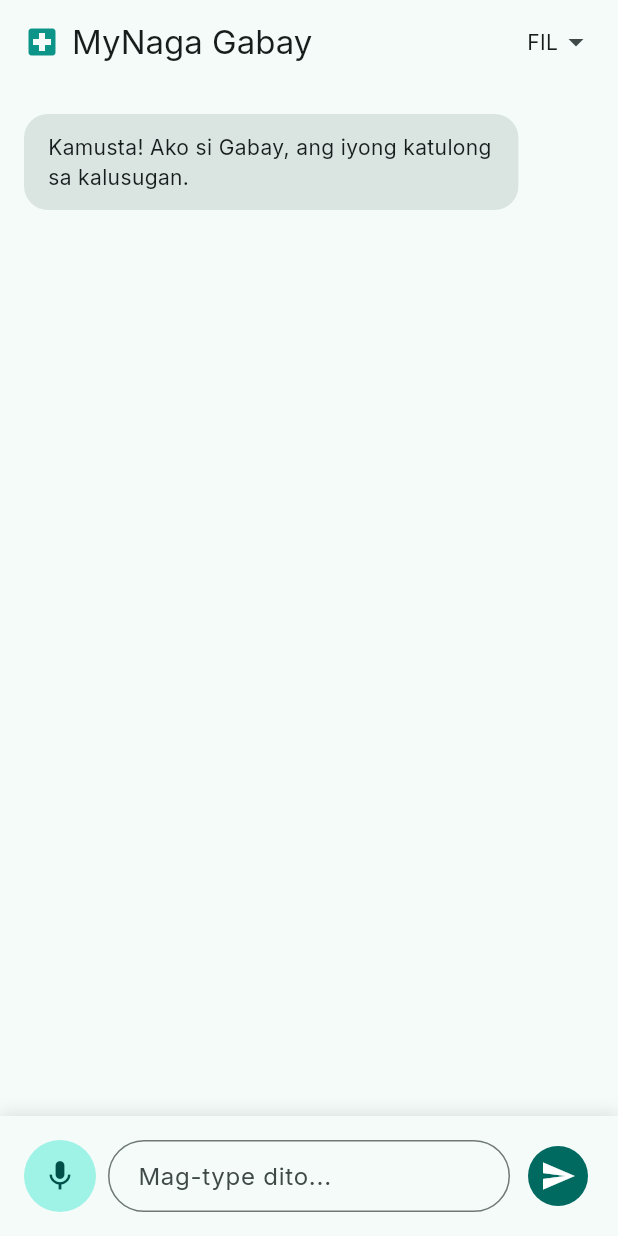
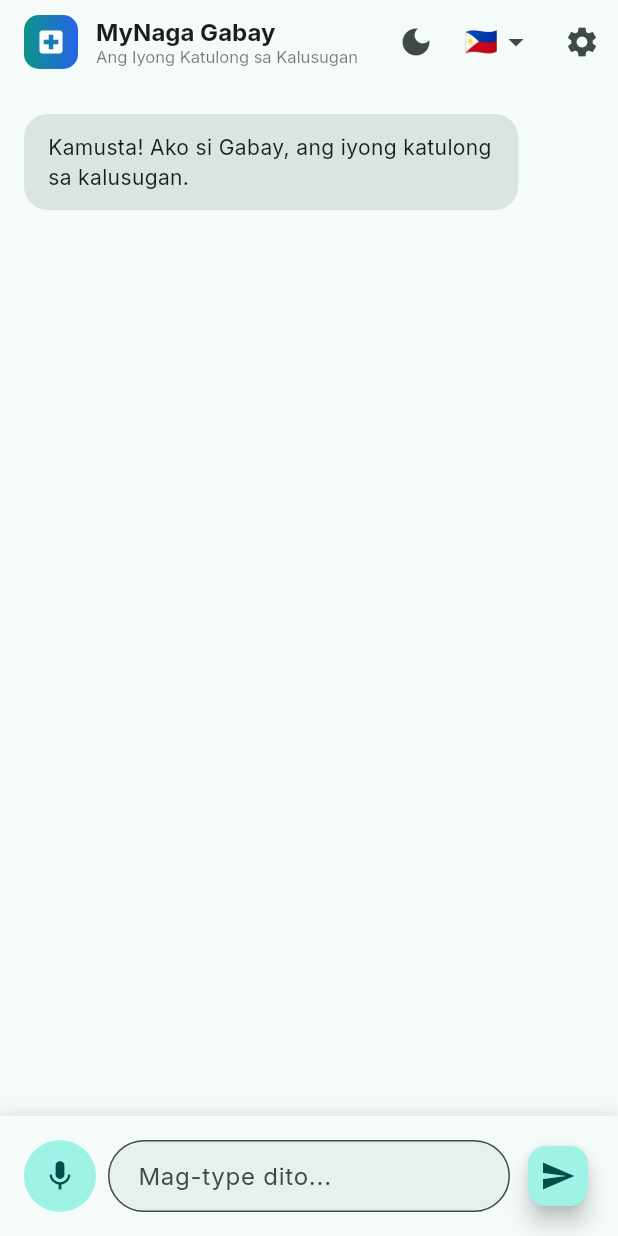
Before and after one commit to 1st-Naga-City-Mayoral-Hackathon/mynaga-gabay, a Flutter app: the screen it shows after launch, after a tap on the "send" icon, on a phone screen of 412 x 824 dp. Run offline on Flutter 3.47's test engine with Material 3 defaults, Android fonts, the phone set to English and light mode, and no system bars; our stand-ins replace speech_to_text.

Commit message:
feat(mobile): add dark/light mode and language selector
New providers:
- ThemeProvider: Light/Dark/System theme modes
- LanguageProvider: English/Filipino/Bikol with translations

New screens:
- SettingsScreen: Theme and language selection UI

Home screen improvements:
- Theme toggle button in app bar
- Language selector dropdown with flags
- Settings navigation button
- Improved loading indicator
- Auto-scroll to bottom on new messages
- SafeArea for input area

Updated main.dart with MultiProvider setup.

```diff
--- a/apps/mobile/lib/main.dart
+++ b/apps/mobile/lib/main.dart
@@ -1,8 +1,19 @@
 import 'package:flutter/material.dart';
+import 'package:provider/provider.dart';
+import 'providers/theme_provider.dart';
+import 'providers/language_provider.dart';
 import 'screens/home_screen.dart';
 
 void main() {
-  runApp(const MyNagaGabayApp());
+  runApp(
+    MultiProvider(
+      providers: [
+        ChangeNotifierProvider(create: (_) => ThemeProvider()),
+        ChangeNotifierProvider(create: (_) => LanguageProvider()),
+      ],
+      child: const MyNagaGabayApp(),
+    ),
+  );
 }
 
 class MyNagaGabayApp extends StatelessWidget {
@@ -10,9 +21,12 @@ class MyNagaGabayApp extends StatelessWidget {
 
   @override
   Widget build(BuildContext context) {
+    final themeProvider = Provider.of<ThemeProvider>(context);
+
     return MaterialApp(
       title: 'MyNaga Gabay',
       debugShowCheckedModeBanner: false,
+      themeMode: themeProvider.themeMode,
       theme: ThemeData(
         colorScheme: ColorScheme.fromSeed(
           seedColor: const Color(0xFF0D9488), // Gabay teal
@@ -20,6 +34,10 @@ class MyNagaGabayApp extends StatelessWidget {
         ),
         useMaterial3: true,
         fontFamily: 'Inter',
+        appBarTheme: const AppBarTheme(
+          centerTitle: false,
+          elevation: 0,
+        ),
       ),
       darkTheme: ThemeData(
         colorScheme: ColorScheme.fromSeed(
@@ -28,6 +46,10 @@ class MyNagaGabayApp extends StatelessWidget {
         ),
         useMaterial3: true,
         fontFamily: 'Inter',
+        appBarTheme: const AppBarTheme(
+          centerTitle: false,
+          elevation: 0,
+        ),
       ),
       home: const HomeScreen(),
     );
--- /dev/null
+++ b/apps/mobile/lib/providers/language_provider.dart
@@ -0,0 +1,105 @@
+import 'package:flutter/material.dart';
+
+enum AppLanguage { en, fil, bcl }
+
+class LanguageProvider extends ChangeNotifier {
+  AppLanguage _language = AppLanguage.fil;
+
+  AppLanguage get language => _language;
+  String get languageCode => _language.name;
+
+  String get languageName {
+    switch (_language) {
+      case AppLanguage.en:
+        return 'English';
+      case AppLanguage.fil:
+        return 'Filipino';
+      case AppLanguage.bcl:
+        return 'Bikol';
+    }
+  }
+
+  String get languageFlag {
+    switch (_language) {
+      case AppLanguage.en:
+        return '🇺🇸';
+      case AppLanguage.fil:
+        return '🇵🇭';
+      case AppLanguage.bcl:
+        return '🏝️';
+    }
+  }
+
+  void setLanguage(AppLanguage lang) {
+    _language = lang;
+    notifyListeners();
+  }
+
+  // Translations
+  String t(String key) {
+    return _translations[_language]?[key] ?? key;
+  }
+
+  static final Map<AppLanguage, Map<String, String>> _translations = {
+    AppLanguage.en: {
+      'app.title': 'MyNaga Gabay',
+      'app.subtitle': 'Your Health Assistant',
+      'chat.greeting': 'Hello! I am Gabay, your health assistant.',
+      'chat.placeholder': 'Type here...',
+      'chat.error': 'Sorry, there was a connection problem. Please try again.',
+      'nav.chat': 'Chat',
+      'nav.facilities': 'Facilities',
+      'nav.medications': 'Medications',
+      'nav.philhealth': 'PhilHealth',
+      'nav.settings': 'Settings',
+      'settings.title': 'Settings',
+      'settings.theme': 'Theme',
+      'settings.language': 'Language',
+      'settings.theme.light': 'Light',
+      'settings.theme.dark': 'Dark',
+      'settings.theme.system': 'System',
+      'settings.about': 'About',
+      'settings.version': 'Version',
+    },
+    AppLanguage.fil: {
+      'app.title': 'MyNaga Gabay',
+      'app.subtitle': 'Ang Iyong Katulong sa Kalusugan',
+      'chat.greeting': 'Kamusta! Ako si Gabay, ang iyong katulong sa kalusugan.',
+      'chat.placeholder': 'Mag-type dito...',
+      'chat.error': 'Pasensya, may problema sa koneksyon. Subukan muli.',
+      'nav.chat': 'Chat',
+      'nav.facilities': 'Pasilidad',
+      'nav.medications': 'Gamot',
+      'nav.philhealth': 'PhilHealth',
+      'nav.settings': 'Settings',
+      'settings.title': 'Settings',
+      'settings.theme': 'Tema',
+      'settings.language': 'Wika',
+      'settings.theme.light': 'Maliwanag',
+      'settings.theme.dark': 'Madilim',
+      'settings.theme.system': 'System',
+      'settings.about': 'Tungkol',
+      'settings.version': 'Bersyon',
+    },
+    AppLanguage.bcl: {
+      'app.title': 'MyNaga Gabay',
+      'app.subtitle': 'An Saimong Katabang sa Salud',
+      'chat.greeting': 'Kumusta! Ako si Gabay, an saimong katabang sa salud.',
+      'chat.placeholder': 'Mag-type digdi...',
+      'chat.error': 'Pasensya, may problema sa koneksyon. Subukan giraray.',
+      'nav.chat': 'Chat',
+      'nav.facilities': 'Pasilidad',
+      'nav.medications': 'Bulong',
+      'nav.philhealth': 'PhilHealth',
+      'nav.settings': 'Settings',
+      'settings.title': 'Settings',
+      'settings.theme': 'Tema',
+      'settings.language': 'Tataramon',
+      'settings.theme.light': 'Maliwanag',
+      'settings.theme.dark': 'Madiklom',
+      'settings.theme.system': 'System',
+      'settings.about': 'Manungod',
+      'settings.version': 'Bersyon',
+    },
+  };
+}
--- /dev/null
+++ b/apps/mobile/lib/providers/theme_provider.dart
@@ -0,0 +1,30 @@
+import 'package:flutter/material.dart';
+import 'package:flutter/scheduler.dart';
+
+class ThemeProvider extends ChangeNotifier {
+  ThemeMode _themeMode = ThemeMode.system;
+
+  ThemeMode get themeMode => _themeMode;
+
+  bool get isDark {
+    if (_themeMode == ThemeMode.system) {
+      return SchedulerBinding.instance.platformDispatcher.platformBrightness ==
+          Brightness.dark;
+    }
+    return _themeMode == ThemeMode.dark;
+  }
+
+  void setThemeMode(ThemeMode mode) {
+    _themeMode = mode;
+    notifyListeners();
+  }
+
+  void toggleTheme() {
+    if (_themeMode == ThemeMode.light) {
+      _themeMode = ThemeMode.dark;
+    } else {
+      _themeMode = ThemeMode.light;
+    }
+    notifyListeners();
+  }
+}
--- a/apps/mobile/lib/screens/home_screen.dart
+++ b/apps/mobile/lib/screens/home_screen.dart
@@ -1,7 +1,11 @@
 import 'package:flutter/material.dart';
+import 'package:provider/provider.dart';
 import '../widgets/chat_bubble.dart';
 import '../widgets/voice_button.dart';
 import '../services/api_service.dart';
+import '../providers/language_provider.dart';
+import '../providers/theme_provider.dart';
+import 'settings_screen.dart';
 
 class HomeScreen extends StatefulWidget {
   const HomeScreen({super.key});
@@ -14,36 +18,37 @@ class _HomeScreenState extends State<HomeScreen> {
   final TextEditingController _messageController = TextEditingController();
   final List<Map<String, dynamic>> _messages = [];
   final ApiService _apiService = ApiService();
+  final ScrollController _scrollController = ScrollController();
   bool _isLoading = false;
-  String _selectedLanguage = 'fil';
-
-  final Map<String, String> _greetings = {
-    'en': 'Hello! I am Gabay, your health assistant.',
-    'fil': 'Kamusta! Ako si Gabay, ang iyong katulong sa kalusugan.',
-    'bcl': 'Kumusta! Ako si Gabay, an saimong katabang sa salud.',
-  };
+  bool _initialized = false;
 
   @override
-  void initState() {
-    super.initState();
-    // Add initial greeting
+  void didChangeDependencies() {
+    super.didChangeDependencies();
+    if (!_initialized) {
+      final langProvider = Provider.of<LanguageProvider>(context, listen: false);
       _messages.add({
         'role': 'assistant',
-      'content': _greetings[_selectedLanguage],
+        'content': langProvider.t('chat.greeting'),
       });
+      _initialized = true;
+    }
   }
 
   Future<void> _sendMessage(String text) async {
     if (text.trim().isEmpty) return;
+
+    final langProvider = Provider.of<LanguageProvider>(context, listen: false);
 
     setState(() {
       _messages.add({'role': 'user', 'content': text});
       _isLoading = true;
     });
     _messageController.clear();
+    _scrollToBottom();
 
     try {
-      final response = await _apiService.chat(text, _selectedLanguage);
+      final response = await _apiService.chat(text, langProvider.languageCode);
       setState(() {
         _messages.add({'role': 'assistant', 'content': response});
       });
@@ -51,44 +56,102 @@ class _HomeScreenState extends State<HomeScreen> {
       setState(() {
         _messages.add({
           'role': 'assistant',
-          'content': 'Pasensya, may problema sa koneksyon. Subukan muli.',
+          'content': langProvider.t('chat.error'),
         });
       });
     } finally {
       setState(() => _isLoading = false);
+      _scrollToBottom();
     }
+  }
+
+  void _scrollToBottom() {
+    WidgetsBinding.instance.addPostFrameCallback((_) {
+      if (_scrollController.hasClients) {
+        _scrollController.animateTo(
+          _scrollController.position.maxScrollExtent,
+          duration: const Duration(milliseconds: 300),
+          curve: Curves.easeOut,
+        );
+      }
+    });
   }
 
   @override
   Widget build(BuildContext context) {
+    final langProvider = Provider.of<LanguageProvider>(context);
+    final themeProvider = Provider.of<ThemeProvider>(context);
+    final theme = Theme.of(context);
+
     return Scaffold(
       appBar: AppBar(
-        title: const Row(
+        title: Row(
           children: [
-            Icon(Icons.local_hospital, color: Color(0xFF0D9488)),
-            SizedBox(width: 8),
-            Text('MyNaga Gabay'),
+            Container(
+              padding: const EdgeInsets.all(8),
+              decoration: BoxDecoration(
+                gradient: const LinearGradient(
+                  colors: [Color(0xFF0D9488), Color(0xFF2563EB)],
+                ),
+                borderRadius: BorderRadius.circular(10),
+              ),
+              child: const Icon(Icons.local_hospital, color: Colors.white, size: 20),
+            ),
+            const SizedBox(width: 12),
+            Column(
+              crossAxisAlignment: CrossAxisAlignment.start,
+              children: [
+                Text(
+                  langProvider.t('app.title'),
+                  style: const TextStyle(fontWeight: FontWeight.bold, fontSize: 16),
+                ),
+                Text(
+                  langProvider.t('app.subtitle'),
+                  style: TextStyle(
+                    fontSize: 11,
+                    color: theme.colorScheme.onSurface.withOpacity(0.6),
+                  ),
+                ),
+              ],
+            ),
           ],
         ),
         actions: [
-          PopupMenuButton<String>(
-            onSelected: (lang) {
-              setState(() => _selectedLanguage = lang);
-            },
+          // Theme toggle
+          IconButton(
+            icon: Icon(
+              themeProvider.isDark ? Icons.light_mode : Icons.dark_mode,
+            ),
+            onPressed: () => themeProvider.toggleTheme(),
+            tooltip: themeProvider.isDark ? 'Light mode' : 'Dark mode',
+          ),
+          // Language selector
+          PopupMenuButton<AppLanguage>(
+            onSelected: (lang) => langProvider.setLanguage(lang),
             itemBuilder: (context) => [
-              const PopupMenuItem(value: 'en', child: Text('English')),
-              const PopupMenuItem(value: 'fil', child: Text('Filipino')),
-              const PopupMenuItem(value: 'bcl', child: Text('Bikol')),
+              _buildLanguageItem(AppLanguage.en, '🇺🇸', 'English', langProvider),
+              _buildLanguageItem(AppLanguage.fil, '🇵🇭', 'Filipino', langProvider),
+              _buildLanguageItem(AppLanguage.bcl, '🏝️', 'Bikol', langProvider),
             ],
             child: Padding(
-              padding: const EdgeInsets.symmetric(horizontal: 16),
+              padding: const EdgeInsets.symmetric(horizontal: 8),
               child: Row(
                 children: [
-                  Text(_selectedLanguage.toUpperCase()),
+                  Text(langProvider.languageFlag, style: const TextStyle(fontSize: 18)),
                   const Icon(Icons.arrow_drop_down),
                 ],
               ),
             ),
+          ),
+          // Settings
+          IconButton(
+            icon: const Icon(Icons.settings),
+            onPressed: () {
+              Navigator.push(
+                context,
+                MaterialPageRoute(builder: (_) => const SettingsScreen()),
+              );
+            },
           ),
         ],
       ),
@@ -96,6 +159,7 @@ class _HomeScreenState extends State<HomeScreen> {
         children: [
           Expanded(
             child: ListView.builder(
+              controller: _scrollController,
               padding: const EdgeInsets.all(16),
               itemCount: _messages.length,
               itemBuilder: (context, index) {
@@ -108,14 +172,34 @@ class _HomeScreenState extends State<HomeScreen> {
             ),
           ),
           if (_isLoading)
-            const Padding(
-              padding: EdgeInsets.all(8),
-              child: CircularProgressIndicator(),
+            Padding(
+              padding: const EdgeInsets.all(8),
+              child: Row(
+                mainAxisAlignment: MainAxisAlignment.center,
+                children: [
+                  SizedBox(
+                    width: 16,
+                    height: 16,
+                    child: CircularProgressIndicator(
+                      strokeWidth: 2,
+                      color: theme.colorScheme.primary,
+                    ),
+                  ),
+                  const SizedBox(width: 8),
+                  Text(
+                    'Gabay is typing...',
+                    style: TextStyle(
+                      color: theme.colorScheme.onSurface.withOpacity(0.6),
+                      fontSize: 12,
+                    ),
+                  ),
+                ],
+              ),
             ),
           Container(
             padding: const EdgeInsets.all(16),
             decoration: BoxDecoration(
-              color: Theme.of(context).colorScheme.surface,
+              color: theme.colorScheme.surface,
               boxShadow: [
                 BoxShadow(
                   color: Colors.black.withOpacity(0.1),
@@ -124,20 +208,20 @@ class _HomeScreenState extends State<HomeScreen> {
                 ),
               ],
             ),
+            child: SafeArea(
+              top: false,
               child: Row(
                 children: [
                   VoiceButton(
                     onTranscript: _sendMessage,
-                  language: _selectedLanguage,
+                    language: langProvider.languageCode,
                   ),
                   const SizedBox(width: 8),
                   Expanded(
                     child: TextField(
                       controller: _messageController,
                       decoration: InputDecoration(
-                      hintText: _selectedLanguage == 'bcl'
-                          ? 'Mag-type digdi...'
-                          : 'Mag-type dito...',
+                        hintText: langProvider.t('chat.placeholder'),
                         border: OutlineInputBorder(
                           borderRadius: BorderRadius.circular(24),
                         ),
@@ -145,18 +229,49 @@ class _HomeScreenState extends State<HomeScreen> {
                           horizontal: 16,
                           vertical: 12,
                         ),
+                        filled: true,
+                        fillColor: theme.colorScheme.surfaceVariant.withOpacity(0.5),
                       ),
                       onSubmitted: _sendMessage,
                     ),
                   ),
                   const SizedBox(width: 8),
-                IconButton.filled(
+                  FloatingActionButton.small(
                     onPressed: () => _sendMessage(_messageController.text),
-                  icon: const Icon(Icons.send),
+                    child: const Icon(Icons.send),
                   ),
                 ],
               ),
             ),
+          ),
+        ],
+      ),
+    );
+  }
+
+  PopupMenuItem<AppLanguage> _buildLanguageItem(
+    AppLanguage lang,
+    String flag,
+    String name,
+    LanguageProvider provider,
+  ) {
+    final isSelected = provider.language == lang;
+    return PopupMenuItem(
+      value: lang,
+      child: Row(
+        children: [
+          Text(flag, style: const TextStyle(fontSize: 18)),
+          const SizedBox(width: 8),
+          Text(
+            name,
+            style: TextStyle(
+              fontWeight: isSelected ? FontWeight.bold : null,
+            ),
+          ),
+          if (isSelected) ...[
+            const Spacer(),
+            Icon(Icons.check, size: 18, color: Theme.of(context).colorScheme.primary),
+          ],
         ],
       ),
     );
@@ -165,6 +280,7 @@ class _HomeScreenState extends State<HomeScreen> {
   @override
   void dispose() {
     _messageController.dispose();
+    _scrollController.dispose();
     super.dispose();
   }
 }
```
Also changed, not shown: apps/mobile/lib/screens/settings_screen.dart (added, +163 -0 lines). Lines whose indentation alone changed are shown as unchanged.
